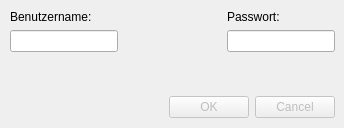
Above: pwduidialog.ui from euklid/cuedussmann before the change. Below: the same form after it.
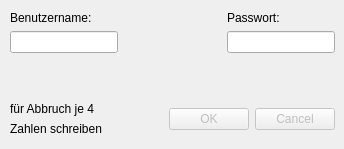
That is the form after the change.

Commit message: closes if password entering is canceled before any foodplan is loaded and ordering is canceled if one rating is canceled.

What changed in the file:
```diff
--- a/pwduidialog.ui
+++ b/pwduidialog.ui
@@ -7,22 +7,22 @@
     <x>0</x>
     <y>0</y>
     <width>344</width>
-    <height>128</height>
+    <height>149</height>
    </rect>
   </property>
   <property name="windowTitle">
    <string>Benutzername und Passwort setzen</string>
   </property>
-  <widget class="QWidget" name="layoutWidget">
+  <widget class="QWidget" name="">
    <property name="geometry">
     <rect>
      <x>10</x>
-     <y>10</y>
+     <y>11</y>
      <width>325</width>
-     <height>108</height>
+     <height>125</height>
     </rect>
    </property>
-   <layout class="QVBoxLayout" name="verticalLayout_3">
+   <layout class="QVBoxLayout" name="verticalLayout_4">
     <item>
      <layout class="QHBoxLayout" name="horizontalLayout">
       <item>
@@ -89,6 +89,26 @@
      </spacer>
     </item>
     <item>
+     <layout class="QHBoxLayout" name="horizontalLayout_2">
+      <item>
+       <layout class="QVBoxLayout" name="verticalLayout_3">
+        <item>
+         <widget class="QLabel" name="label_3">
+          <property name="text">
+           <string>für Abbruch je 4</string>
+          </property>
+         </widget>
+        </item>
+        <item>
+         <widget class="QLabel" name="label_4">
+          <property name="text">
+           <string>Zahlen schreiben</string>
+          </property>
+         </widget>
+        </item>
+       </layout>
+      </item>
+      <item>
      <widget class="QDialogButtonBox" name="buttonBox">
       <property name="enabled">
        <bool>false</bool>
@@ -100,6 +120,8 @@
        <set>QDialogButtonBox::Cancel|QDialogButtonBox::Ok</set>
       </property>
      </widget>
+      </item>
+     </layout>
     </item>
    </layout>
   </widget>
```
Lines whose indentation alone changed are shown as unchanged. The commit also changes 2 other files.
